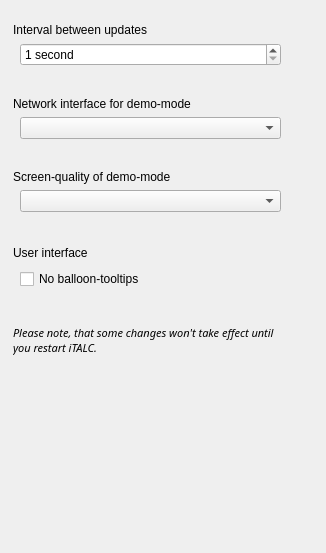
Old version of the form ima/dialogs/config.ui in the repository veyon/veyon.
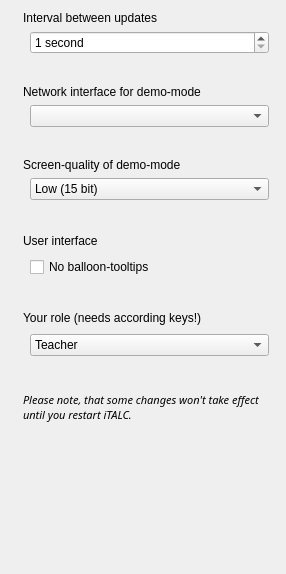
New version of the form. Icons and pictures are not drawn.

Commit message: user-role-support and other fixes

Diff of the .ui file:
```diff
--- a/ima/dialogs/config.ui
+++ b/ima/dialogs/config.ui
@@ -5,8 +5,8 @@
    <rect>
     <x>0</x>
     <y>0</y>
-    <width>326</width>
-    <height>553</height>
+    <width>286</width>
+    <height>574</height>
    </rect>
   </property>
   <property name="windowTitle" >
@@ -15,10 +15,10 @@
   <widget class="QWidget" name="layoutWidget" >
    <property name="geometry" >
     <rect>
-     <x>0</x>
-     <y>23</y>
-     <width>281</width>
-     <height>482</height>
+     <x>10</x>
+     <y>11</y>
+     <width>259</width>
+     <height>528</height>
     </rect>
    </property>
    <layout class="QVBoxLayout" >
@@ -278,6 +278,30 @@
         <property name="whatsThis" >
          <string>&lt;html>&lt;head>&lt;meta name="qrichtext" content="1" />&lt;/head>&lt;body style=" white-space: pre-wrap; font-family:Sans Serif; font-size:9pt; font-weight:400; font-style:normal; text-decoration:none;">&lt;p style=" margin-top:0px; margin-bottom:0px; margin-left:0px; margin-right:0px; -qt-block-indent:0; text-indent:0px;">Here you can select the network interface with the according IP-address which is used for demo-purposes. Actually this only concerns you if your computer has more than one network-card. Incorrect settings may result in being able to show a demo.&lt;/p>&lt;/body>&lt;/html></string>
         </property>
+        <item>
+         <property name="text" >
+          <string>Low (15 bit)</string>
+         </property>
+         <property name="icon" >
+          <iconset resource="../italc.qrc" >:/resources/low.png</iconset>
+         </property>
+        </item>
+        <item>
+         <property name="text" >
+          <string>Medium (18 bit)</string>
+         </property>
+         <property name="icon" >
+          <iconset resource="../italc.qrc" >:/resources/medium.png</iconset>
+         </property>
+        </item>
+        <item>
+         <property name="text" >
+          <string>High (Truecolor)</string>
+         </property>
+         <property name="icon" >
+          <iconset resource="../italc.qrc" >:/resources/high.png</iconset>
+         </property>
+        </item>
        </widget>
       </item>
      </layout>
@@ -377,6 +401,115 @@
       </item>
      </layout>
     </item>
+    <item>
+     <spacer>
+      <property name="orientation" >
+       <enum>Qt::Vertical</enum>
+      </property>
+      <property name="sizeType" >
+       <enum>QSizePolicy::Fixed</enum>
+      </property>
+      <property name="sizeHint" >
+       <size>
+        <width>249</width>
+        <height>25</height>
+       </size>
+      </property>
+     </spacer>
+    </item>
+    <item>
+     <layout class="QHBoxLayout" >
+      <property name="margin" >
+       <number>0</number>
+      </property>
+      <property name="spacing" >
+       <number>6</number>
+      </property>
+      <item>
+       <widget class="QLabel" name="label_12" >
+        <property name="pixmap" >
+         <pixmap resource="../italc.qrc" >:/resources/authors.png</pixmap>
+        </property>
+       </widget>
+      </item>
+      <item>
+       <widget class="QLabel" name="label_13" >
+        <property name="text" >
+         <string>Your role (needs according keys!)</string>
+        </property>
+       </widget>
+      </item>
+      <item>
+       <spacer>
+        <property name="orientation" >
+         <enum>Qt::Horizontal</enum>
+        </property>
+        <property name="sizeHint" >
+         <size>
+          <width>10</width>
+          <height>20</height>
+         </size>
+        </property>
+       </spacer>
+      </item>
+     </layout>
+    </item>
+    <item>
+     <layout class="QHBoxLayout" >
+      <property name="margin" >
+       <number>0</number>
+      </property>
+      <property name="spacing" >
+       <number>6</number>
+      </property>
+      <item>
+       <spacer>
+        <property name="orientation" >
+         <enum>Qt::Horizontal</enum>
+        </property>
+        <property name="sizeType" >
+         <enum>QSizePolicy::Fixed</enum>
+        </property>
+        <property name="sizeHint" >
+         <size>
+          <width>20</width>
+          <height>1</height>
+         </size>
+        </property>
+       </spacer>
+      </item>
+      <item>
+       <widget class="QComboBox" name="roleCB" >
+        <property name="whatsThis" >
+         <string>&lt;html>&lt;head>&lt;meta name="qrichtext" content="1" />&lt;style type="text/css">
+p, li { white-space: pre-wrap; }
+&lt;/style>&lt;/head>&lt;body style=" font-family:'Sans Serif'; font-size:9pt; font-weight:400; font-style:normal; text-decoration:none;">
+&lt;p style=" margin-top:0px; margin-bottom:0px; margin-left:0px; margin-right:0px; -qt-block-indent:0; text-indent:0px;">Here you can select your role. Only change this if you know what you're doing. Otherwise you won't be able to access any clients until you restore your old role.&lt;/p>&lt;/body>&lt;/html></string>
+        </property>
+        <item>
+         <property name="text" >
+          <string>Teacher</string>
+         </property>
+        </item>
+        <item>
+         <property name="text" >
+          <string>Administrator</string>
+         </property>
+        </item>
+        <item>
+         <property name="text" >
+          <string>Supporter</string>
+         </property>
+        </item>
+        <item>
+         <property name="text" >
+          <string>Other</string>
+         </property>
+        </item>
+       </widget>
+      </item>
+     </layout>
+    </item>
     <item>
      <spacer>
       <property name="orientation" >
@@ -439,7 +572,7 @@
       <property name="sizeHint" >
        <size>
         <width>249</width>
-        <height>56</height>
+        <height>16</height>
        </size>
       </property>
      </spacer>
```
Left out of the diff: 8 changed lines with no effect on the pictures. The commit also changes 29 other files.
